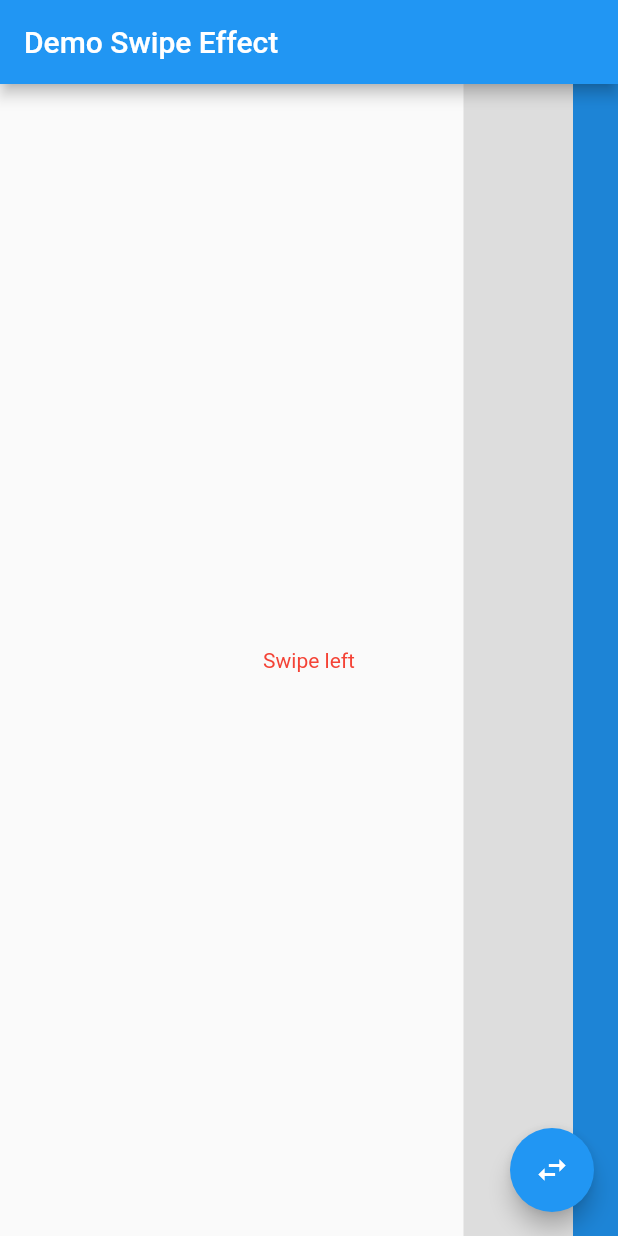
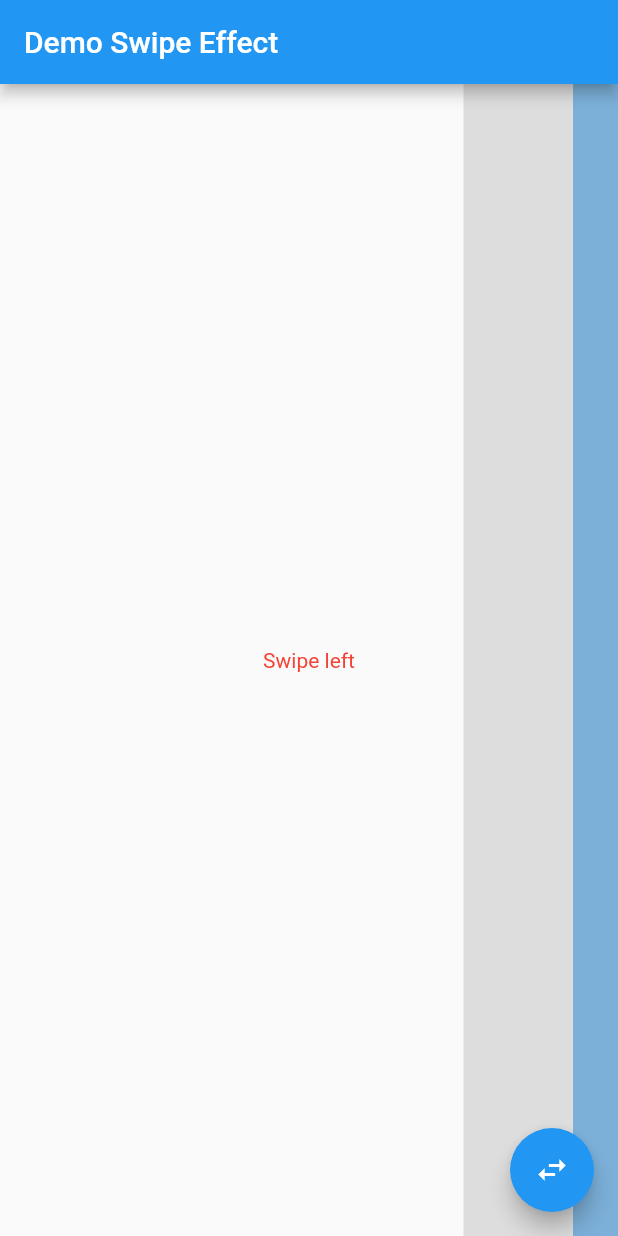
Before and after one commit to shadi-danhash/swipe_effect, a Flutter app: the screen it shows after launch, on a phone screen of 412 x 824 dp. Run offline on Flutter 3.47's test engine with Material 2 defaults, Android fonts, the phone set to English and light mode, and no system bars.

Commit message:
coloring

```diff
--- a/example/lib/main.dart
+++ b/example/lib/main.dart
@@ -47,8 +47,8 @@ class _MyHomePageState extends State<MyHomePage> {
     return SwipeEffect(
       direction: direction,
       color: direction == TextDirection.rtl
-          ? Colors.red.withAlpha(50)
-          : Colors.green.withAlpha(50),
+          ? Colors.red.withAlpha(70)
+          : Colors.green.withAlpha(70),
       verticalTolerance: 1.0,
       startDeltaPx: start,
       callbackDeltaRatio: callbackDelta,
@@ -82,7 +82,7 @@ class _MyHomePageState extends State<MyHomePage> {
                   ? Alignment.centerLeft
                   : Alignment.centerRight,
               child: Container(
-                color: Colors.blue,
+                color: Colors.blue.withOpacity(0.5),
                 width: start,
               ),
             ),
```
